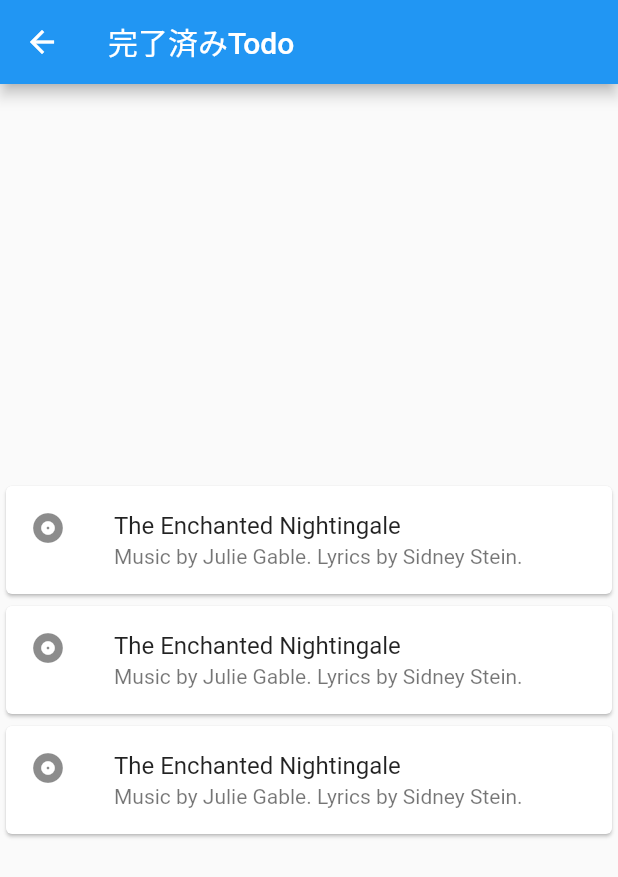
After one commit to mitsuba19930328/sample_todo, a Flutter app: the screen it shows after launch, after a tap on the "checklist" icon, on a phone screen of 412 x 824 dp. The commit adds this screen. Shown: the top 877 px of the screen. Run offline on Flutter 3.47's test engine with Material 2 defaults, Android fonts, the phone set to English and light mode, and no system bars.

Commit message:
[ADD]/完了済みtodo表示ページ作成

```diff
--- /dev/null
+++ b/lib/completed_todo_page.dart
@@ -0,0 +1,37 @@
+import 'package:flutter/material.dart';
+
+class CompletedTodoPage extends StatefulWidget {
+  @override
+  _CompletedTodoPageState createState() => _CompletedTodoPageState();
+}
+
+class _CompletedTodoPageState extends State<CompletedTodoPage> {
+  @override
+  Widget build(BuildContext context) {
+    return Scaffold(
+        appBar: AppBar(
+          title: Text("完了済みTodo"),
+        ),
+        body: Column(
+            mainAxisAlignment: MainAxisAlignment.center,
+            children: [
+              for (int i=0; i<3; i++)
+                Container(
+                  child: Card(
+                    child: Column(
+                      mainAxisSize: MainAxisSize.min,
+                      children: <Widget>[
+                        const ListTile(
+                          leading: Icon(Icons.album),
+                          title: Text('The Enchanted Nightingale'),
+                          subtitle: Text('Music by Julie Gable. Lyrics by Sidney Stein.'),
+                        ),
+                      ],
+                    ),
+                  ),
+                ),
+            ],
+        ),
+    );
+  }
+}
--- a/lib/main.dart
+++ b/lib/main.dart
@@ -1,4 +1,5 @@
 import 'package:flutter/material.dart';
+import 'package:sample_todo/completed_todo_page.dart'; //遷移先ページインポート
 
 void main() {
   runApp(const MyApp());
@@ -44,10 +45,21 @@ class _MyHomePageState extends State<MyHomePage> {
     return Scaffold(
       appBar: AppBar(
         title: Text(widget.title),
+        actions: <Widget>[
+          IconButton(
+            icon: Icon(Icons.checklist),
+            color: Colors.white,
+            onPressed: () { // ボタン押したときに実行される
+              Navigator.push(
+                context,
+                MaterialPageRoute(
+                  builder: (context) => CompletedTodoPage(), // SecondPageは遷移先のクラス
+                ),
+              );
+            },
+          ),
+        ],
       ),
-
-      // body: Center(
-      // ),
 
       body: Column(
         mainAxisAlignment: MainAxisAlignment.center,
```
